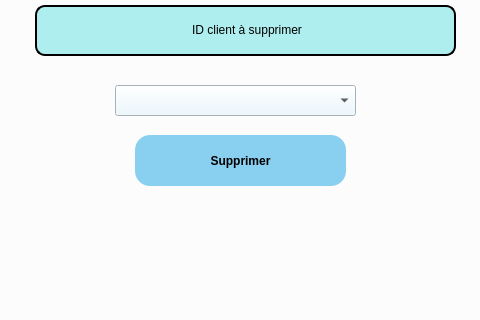
First picture: the form in dialog.ui, repository MEHDIHRAIRI/QT_CPP, before the edit; both pictures show x 209 to 689 and y 133 to 453 of the 1074 by 602 pixel window.
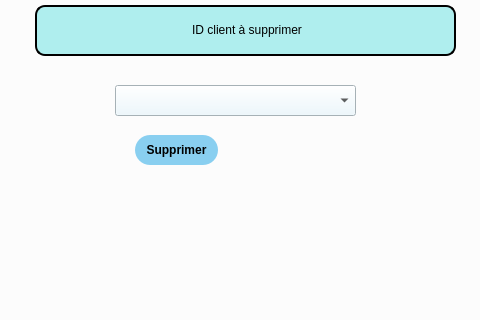
Second picture: the form after the edit. The open tabs and pages were chosen to show the change.

The edit to the form file:
```diff
--- a/dialog.ui
+++ b/dialog.ui
@@ -608,8 +608,8 @@
          <rect>
           <x>330</x>
           <y>200</y>
-          <width>211</width>
-          <height>51</height>
+          <width>83</width>
+          <height>30</height>
          </rect>
         </property>
         <property name="styleSheet">
```
Left out of the diff: 4 changed lines with no effect on the pictures.
